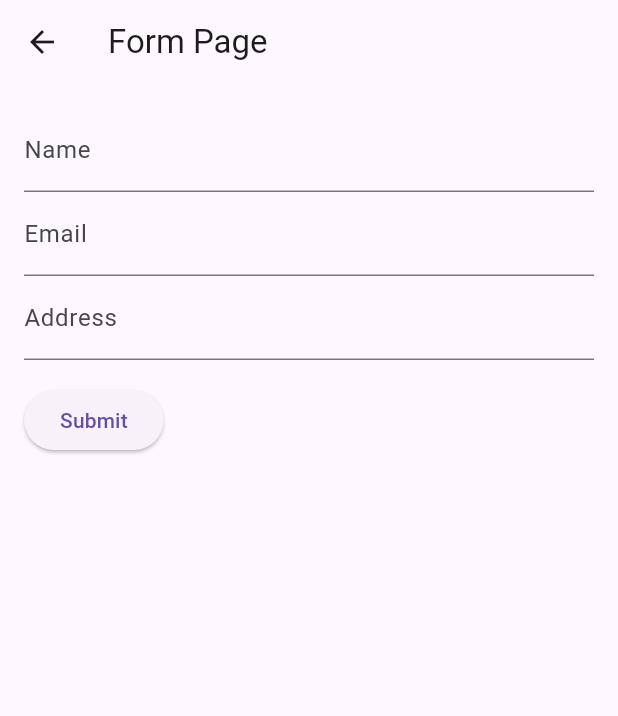
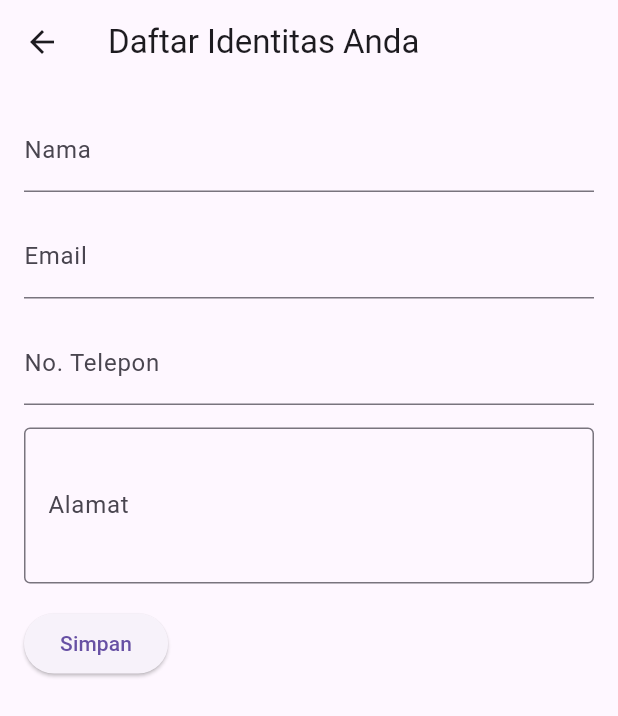
Before and after one commit to ozymandias45/flutter_uts, a Flutter app: the SecondPage screen opened directly, on a phone screen of 412 x 824 dp. Shown: the top 716 px of the screen. Run offline on Flutter 3.47's test engine with Material 3 defaults, Android fonts, the phone set to English and light mode, and no system bars.

Commit message:
style: Update text and input field labels in second page

```diff
--- a/lib/pages/new-user/secondPage.dart
+++ b/lib/pages/new-user/secondPage.dart
@@ -1,4 +1,5 @@
 import 'package:flutter/material.dart';
+import 'package:flutter/services.dart';
 
 class SecondPage extends StatelessWidget {
   const SecondPage({super.key});
@@ -7,7 +8,7 @@ class SecondPage extends StatelessWidget {
   Widget build(BuildContext context) {
     return Scaffold(
       appBar: AppBar(
-        title: const Text('Form Page'),
+        title: const Text('Daftar Identitas Anda'),
       ),
       body: Padding(
         padding: const EdgeInsets.all(16.0),
@@ -24,9 +25,11 @@ class MyForm extends StatefulWidget {
 
 class _MyFormState extends State<MyForm> {
   final _formKey = GlobalKey<FormState>();
-  TextEditingController _nameController = TextEditingController();
-  TextEditingController _emailController = TextEditingController();
-  TextEditingController _addressController = TextEditingController();
+  final _nameController = TextEditingController();
+  final _emailController = TextEditingController();
+  final _phoneController = TextEditingController();
+  final _addressController = TextEditingController();
+  bool _validate = false;
 
   @override
   Widget build(BuildContext context) {
@@ -37,47 +40,63 @@ class _MyFormState extends State<MyForm> {
         children: <Widget>[
           TextFormField(
             controller: _nameController,
-            decoration: InputDecoration(labelText: 'Name'),
+            decoration: const InputDecoration(labelText: 'Nama'),
             validator: (value) {
               if (value == null || value.isEmpty) {
-                return 'Please enter your name';
+                return 'Silahkan masukan nama Anda';
               }
               return null;
             },
           ),
+          const SizedBox(height: 15),
           TextFormField(
             controller: _emailController,
             decoration: const InputDecoration(labelText: 'Email'),
             validator: (value) {
               if (value == null || value.isEmpty) {
-                return 'Please enter your email';
+                return 'Silakan masukkan email Anda';
               }
-              // Add email format validation here if needed
               return null;
             },
           ),
+          const SizedBox(height: 15),
           TextFormField(
-            controller: _addressController,
-            decoration: const InputDecoration(labelText: 'Address'),
+            controller: _phoneController,
+            decoration: const InputDecoration(labelText: 'No. Telepon'),
             validator: (value) {
               if (value == null || value.isEmpty) {
-                return 'Please enter your address';
+                return 'Silakan masukkan no.telepon Anda';
               }
               return null;
             },
+            keyboardType: TextInputType.phone,
+            inputFormatters: [FilteringTextInputFormatter.digitsOnly],
+          ),
+          const SizedBox(height: 15),
+          TextField(
+            controller: _addressController,
+            decoration: InputDecoration(
+              labelText: 'Alamat',
+              hintText: 'Masukkan alamat Anda',
+              border: const OutlineInputBorder(),
+              errorText: _validate ? 'Silakan masukkan alamat Anda' : null,
+            ),
+            maxLines: 3,
           ),
           Padding(
             padding: const EdgeInsets.symmetric(vertical: 16.0),
             child: ElevatedButton(
               onPressed: () {
                 if (_formKey.currentState != null) {
+                  setState(() {
+                    _validate = _addressController.text.isEmpty;
+                  });
                   if (_formKey.currentState!.validate()) {
-                    // Process the form data
                     _submitForm();
                   }
                 }
               },
-              child: const Text('Submit'),
+              child: const Text('Simpan'),
             ),
           ),
         ],
```
